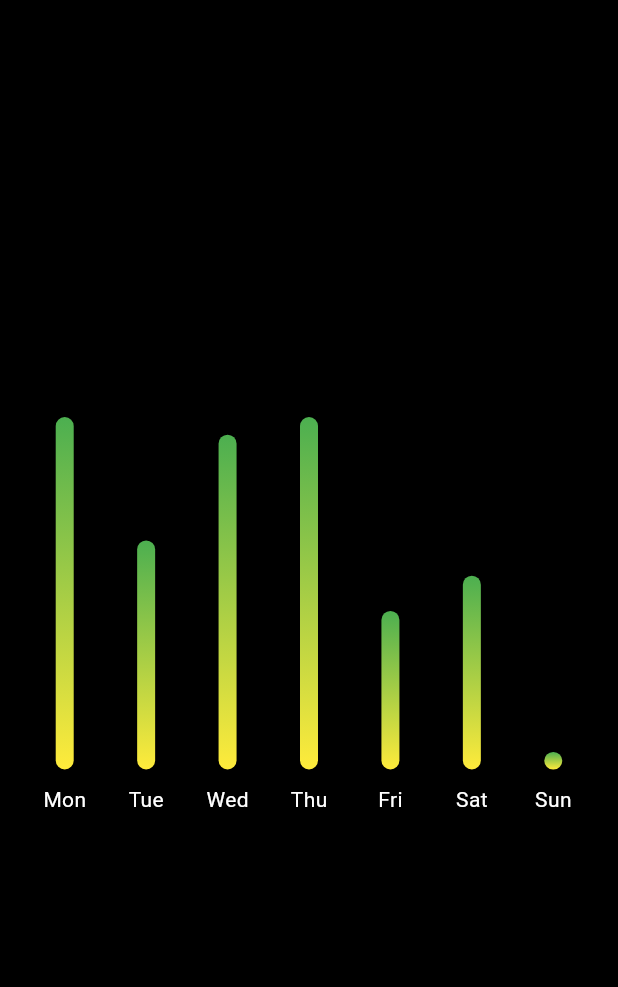
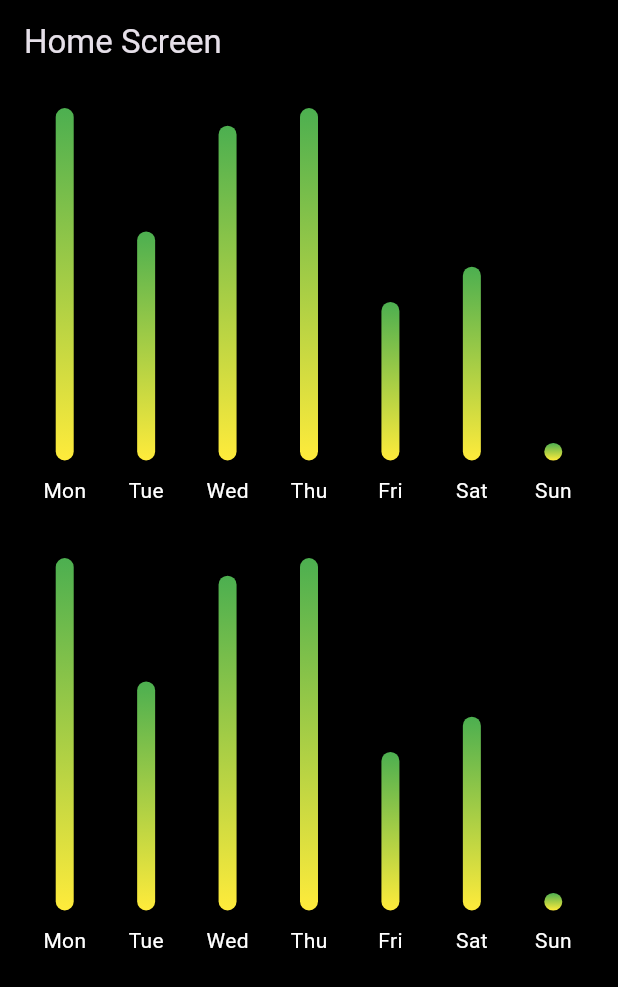
Before and after one commit to mohamedmagdy2301/fitness_app, a Flutter app: the screen it shows after launch, on a phone screen of 412 x 824 dp. Shown: the top 987 px of the screen. Run offline on Flutter 3.47's test engine with Material 3 defaults, Android fonts, the phone set to English and light mode, and no system bars; drawn by our look-alikes of fl_chart; our stand-ins replace bloc, dropdown_button2, equatable, flutter_bloc, flutter_screenutil, flutter_svg and 2 more.

Commit message:
Refactor app routing and enhance home screen layout with AppBar and multiple charts

```diff
--- /dev/null
+++ b/devtools_options.yaml
@@ -0,0 +1,3 @@
+description: This file stores settings for Dart & Flutter DevTools.
+documentation: https://docs.flutter.dev/tools/devtools/extensions#configure-extension-enablement-states
+extensions:
--- a/lib/core/router/app_router.dart
+++ b/lib/core/router/app_router.dart
@@ -12,7 +12,7 @@ abstract class AppRouter {
 
   static final GoRouter appRouter = GoRouter(
     navigatorKey: navigatorKey,
-    initialLocation: AppRoutes.start,
+    initialLocation: AppRoutes.home,
     // debugLogDiagnostics: true,
     routes: <RouteBase>[
       GoRoute(
--- a/lib/features/home/presentation/pages/home_screen.dart
+++ b/lib/features/home/presentation/pages/home_screen.dart
@@ -7,8 +7,18 @@ class HomeScreen extends StatelessWidget {
   @override
   Widget build(BuildContext context) {
     return Scaffold(
+      appBar: AppBar(
+        backgroundColor: Colors.black,
+        title: const Text('Home Screen'),
+      ),
       backgroundColor: Colors.black,
-      body: Center(child: CustomBarChart()),
+      body: Column(
+        children: [
+          Center(child: CustomBarChart()),
+
+          Center(child: CustomBarChart()),
+        ],
+      ),
     );
   }
 }
--- a/lib/main.dart
+++ b/lib/main.dart
@@ -1,6 +1,7 @@
-import 'package:fitness_app/features/home/presentation/pages/home_screen.dart';
+import 'package:fitness_app/core/router/app_router.dart';
 import 'package:fl_chart/fl_chart.dart';
 import 'package:flutter/material.dart';
+import 'package:flutter_screenutil/flutter_screenutil.dart';
 
 void main() {
   runApp(MyApp());
@@ -11,10 +12,16 @@ class MyApp extends StatelessWidget {
 
   @override
   Widget build(BuildContext context) {
-    return MaterialApp(
-      debugShowCheckedModeBanner: false,
-      themeMode: ThemeMode.dark,
-      home: const HomeScreen(),
+    return ScreenUtilInit(
+      designSize: const Size(390, 844),
+      minTextAdapt: true,
+      splitScreenMode: true,
+      child: MaterialApp.router(
+        debugShowCheckedModeBanner: false,
+        themeMode: ThemeMode.dark,
+        theme: ThemeData.dark(),
+        routerConfig: AppRouter.appRouter,
+      ),
     );
   }
 }
```
Also changed, not shown: lib/features/you_awesome_state.dart (added, +42 -0 lines).
